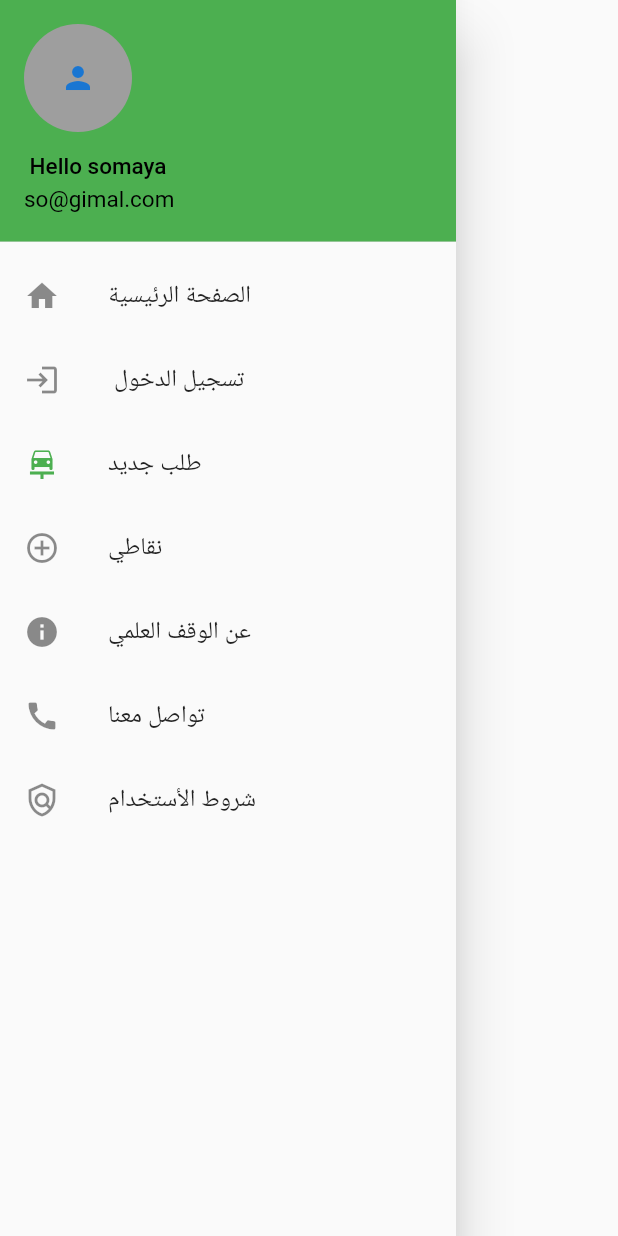
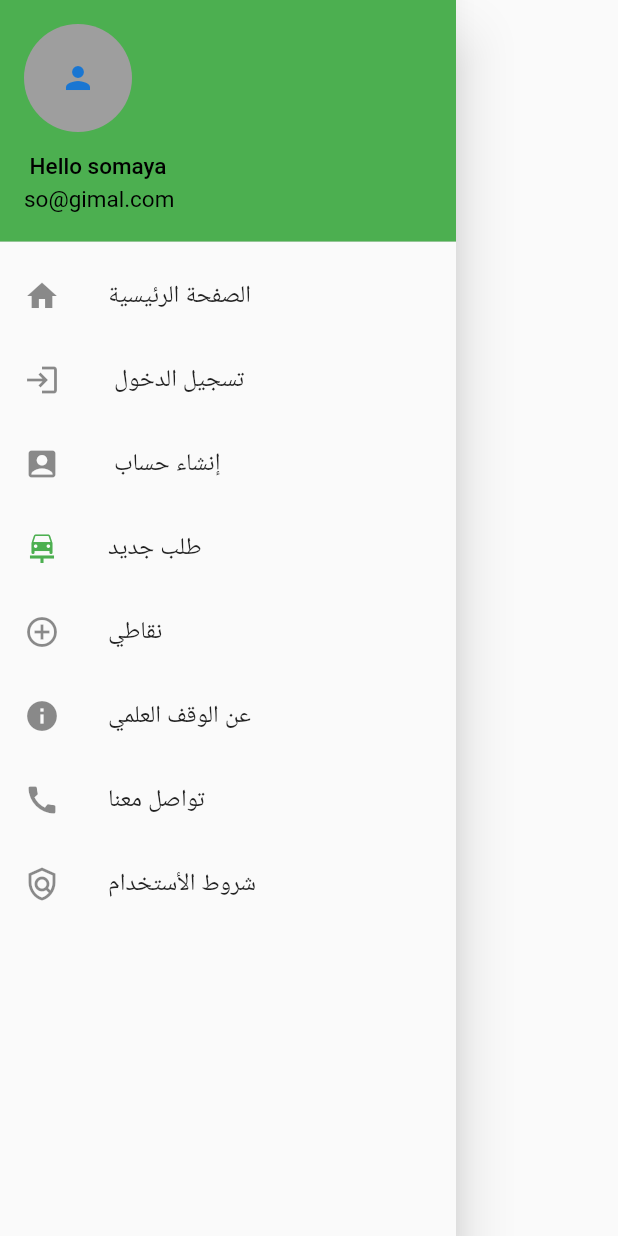
Before and after one commit to Team-Dawerha/dawerha_updated, a Flutter app: the MyDrawer widget shown alone on an empty page, opened directly, on a phone screen of 412 x 824 dp. Run offline on Flutter 3.47's test engine with Material 2 defaults, Android fonts, the phone set to English and light mode, and no system bars; our stand-ins replace cloud_firestore, firebase_auth, firebase_core, geolocator, google_maps_flutter, shared_preferences and 1 more; accounts and stored records are empty.

Commit message:
dawerha-updated

```diff
--- a/lib/main.dart
+++ b/lib/main.dart
@@ -20,8 +20,11 @@ class MyApp extends StatelessWidget {
     return MaterialApp(
       debugShowCheckedModeBanner: false,
       title: "DAWERHA",
-      home: Home(),
+      home: IntroScreen(),
       routes: {
+        "home": (context) {
+          return Home();
+        },
         "login": (context) {
           return Log();
         },
--- a/lib/menu/MyDawerha.dart
+++ b/lib/menu/MyDawerha.dart
@@ -36,6 +36,13 @@ class MyDrawer extends StatelessWidget {
             leading: Icon(Icons.login),
             onTap: () {
               Navigator.of(context).pushNamed("login");
+            },
+          ),
+          ListTile(
+            title: Text(" إنشاء حساب "),
+            leading: Icon(Icons.account_box),
+            onTap: () {
+              Navigator.of(context).pushNamed("register");
             },
           ),
           ListTile(
--- a/lib/screens/RegisterScreen.dart
+++ b/lib/screens/RegisterScreen.dart
@@ -188,7 +188,7 @@ class _RegisterScreenState extends State<RegisterScreen> {
         showToast(context, 'الرجاء التأكد من البيانات');
       }
     } catch (e) {
-      print(e);
+      showToast(context, 'الرجاء التأكد من البيانات');
     }
   }
 }
```
Also changed, not shown: lib/screens/introScreen.dart (+16 -4 lines), pubspec.lock.
